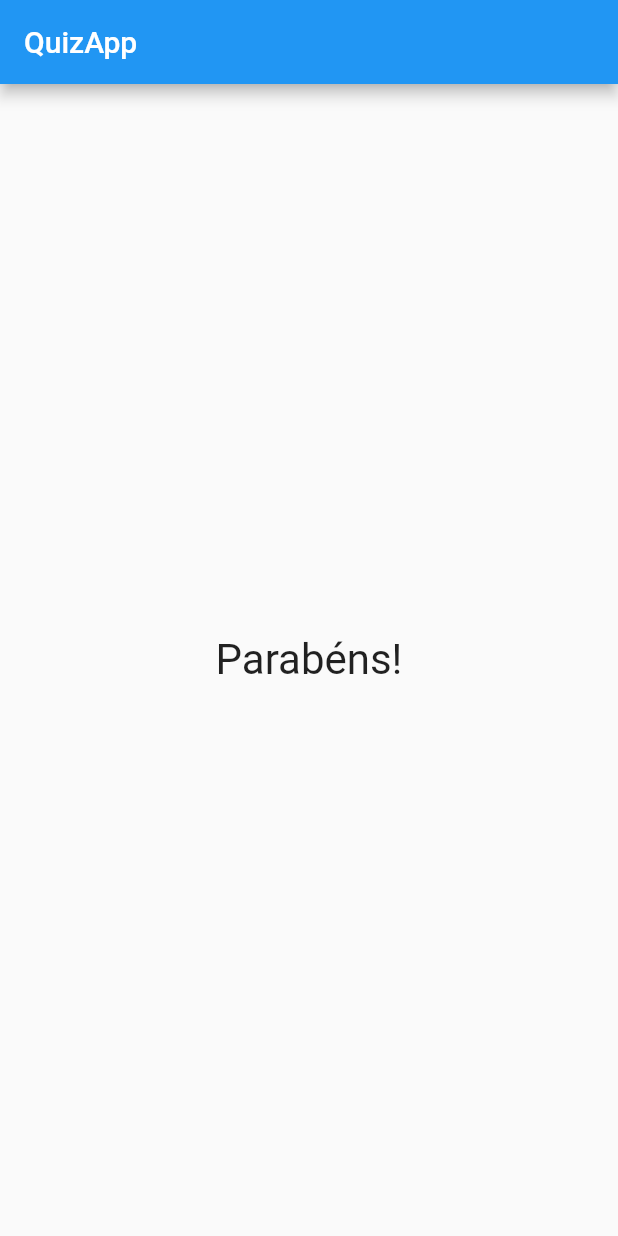
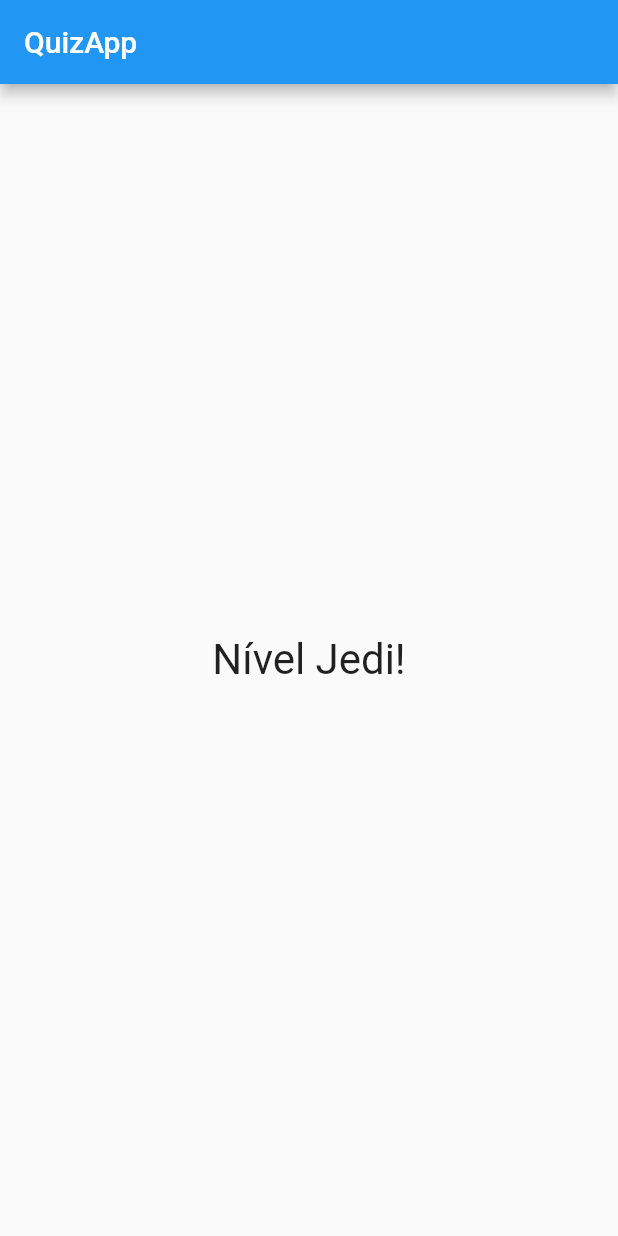
Before and after one commit to bernardoduartes/quiz_flutter, a Flutter app: the screen it shows after launch, after a tap on "Preto", after a tap on "Cobra", after a tap on "João", on a phone screen of 412 x 824 dp. Run offline on Flutter 3.47's test engine with Material 2 defaults, Android fonts, the phone set to English and light mode, and no system bars.

Commit message:
passando pontuacao total para o componete result

```diff
--- a/lib/main.dart
+++ b/lib/main.dart
@@ -1,8 +1,6 @@
 import 'package:flutter/material.dart';
 import 'package:flutter/widgets.dart';
-import 'package:quiz_flutter/question.dart';
 import 'package:quiz_flutter/questionario.dart';
-import 'package:quiz_flutter/response.dart';
 import 'package:quiz_flutter/result.dart';
 
 main() => runApp(QuizApp());
@@ -47,8 +45,6 @@ class _QuizAppState extends State<QuizApp> {
         _pontuacaoTotal += pontuacao;
       });
     }
-
-    print(_pontuacaoTotal);
   }
 
   void Function() resposta3Function() {
@@ -74,7 +70,7 @@ class _QuizAppState extends State<QuizApp> {
                 perguntaSelecionada: _perguntaSelecionada,
                 onPressed: _onPressed,
               )
-            : Result('Parabéns!'),
+            : Result(_pontuacaoTotal),
       ),
     );
   }
--- a/lib/result.dart
+++ b/lib/result.dart
@@ -1,12 +1,24 @@
 import 'package:flutter/material.dart';
 
 class Result extends StatelessWidget {
-  final String texto;
+  final int pontuacao;
 
-  Result(this.texto);
+  Result(this.pontuacao);
+
+  String get fraseResultado {
+    if (pontuacao < 8) {
+      return 'Parabéns!';
+    } else if (pontuacao < 12) {
+      return 'Você é bom!';
+    } else if (pontuacao < 16) {
+      return 'Impressionante!';
+    } else {
+      return 'Nível Jedi!';
+    }
+  }
 
   @override
   Widget build(BuildContext context) {
-    return Center(child: Text(texto, style: TextStyle(fontSize: 28)));
+    return Center(child: Text(fraseResultado, style: TextStyle(fontSize: 28)));
   }
 }
```
